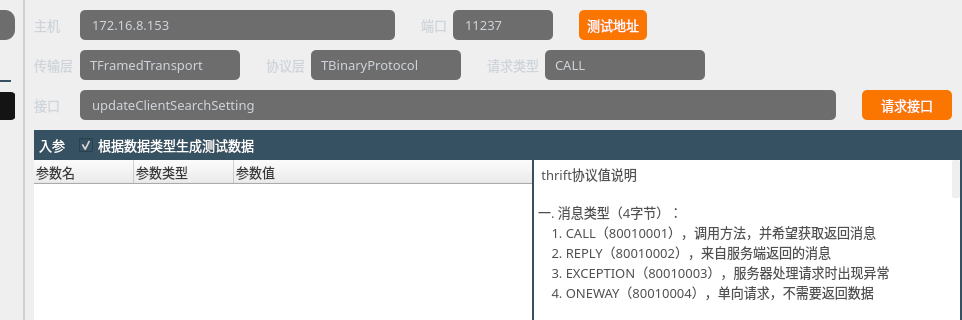
The window that thriftwidget.ui (HuaGouFdog/Fdog-Kit) describes before a commit, drawn with Qt 5; both pictures show x 175 to 1137 and y 0 to 320 of the 1137 by 640 pixel window.
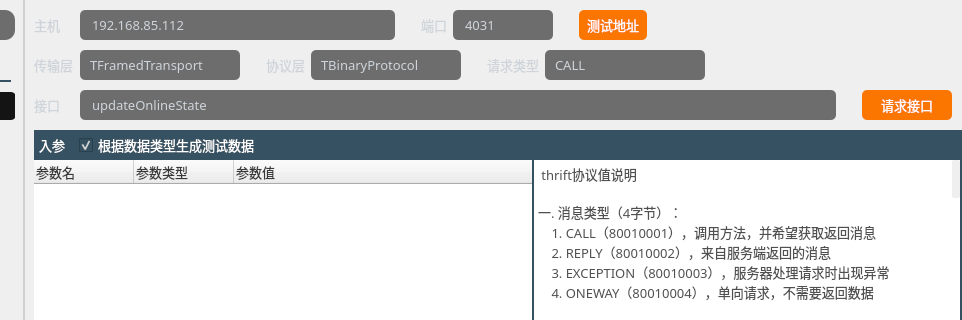
The same window after the commit. Icons and pictures are not drawn.

```diff
--- a/thriftwidget.ui
+++ b/thriftwidget.ui
@@ -571,7 +571,7 @@
 }</string>
            </property>
            <property name="text">
-            <string>172.16.8.153</string>
+            <string>192.168.85.112</string>
            </property>
            <property name="placeholderText">
             <string>172.16.8.154</string>
@@ -647,7 +647,7 @@
 }</string>
            </property>
            <property name="text">
-            <string>11237</string>
+            <string>4031</string>
            </property>
            <property name="placeholderText">
             <string>9090</string>
@@ -1085,7 +1085,7 @@
 }</string>
            </property>
            <property name="text">
-            <string>updateClientSearchSetting</string>
+            <string>updateOnlineState</string>
            </property>
            <property name="placeholderText">
             <string>yourMethod2</string>
```
